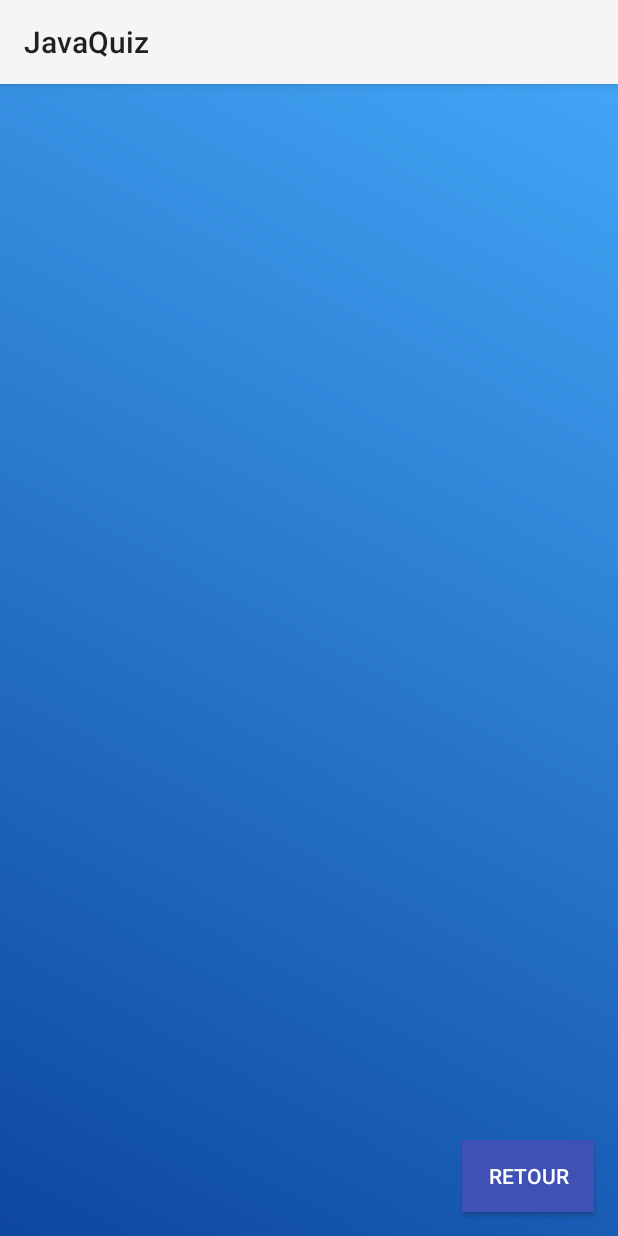
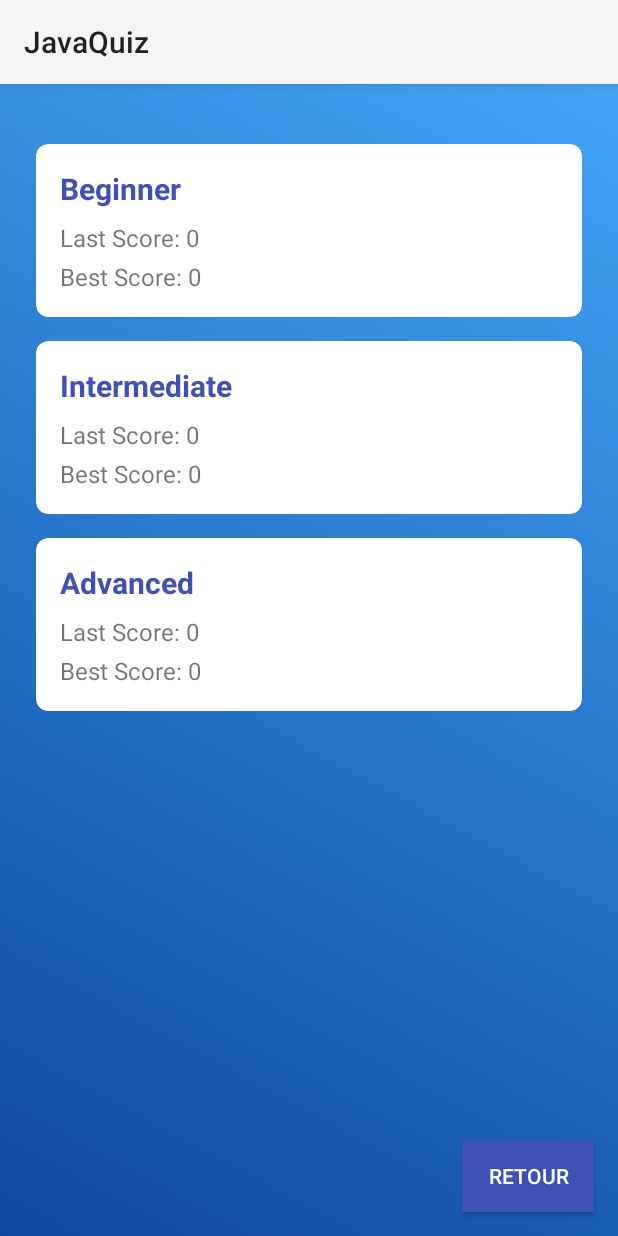
Before and after one commit to sofexbk/PROJET_Jaquiz_G2, an Android app: the ProgressionActivity screen opened directly, with no data from a screen before it, on a phone screen of 412 x 824 dp. Run offline under Robolectric (Android 15) with nearby library versions, the phone set to English and light mode, and no system bars.

Commit message:
added  progression for each level

```diff
--- a/app/src/main/java/com/example/javaquiz/ProgressionActivity.java
+++ b/app/src/main/java/com/example/javaquiz/ProgressionActivity.java
@@ -4,7 +4,9 @@ import android.annotation.SuppressLint;
 import android.content.Intent;
 import android.database.Cursor;
 import android.os.Bundle;
+import android.view.View;
 import android.widget.Button;
+import android.widget.LinearLayout;
 import android.widget.TextView;
 import androidx.appcompat.app.AppCompatActivity;
 import androidx.recyclerview.widget.LinearLayoutManager;
@@ -18,9 +20,8 @@ import java.util.ArrayList;
 import java.util.List;
 
 public class ProgressionActivity extends AppCompatActivity {
-
-    private TextView scoreText, bestScoreText, categoryProgressText;
     private QuizDatabaseHelper dbHelper;
+    private LinearLayout categoriesContainer;
 
     @Override
     protected void onCreate(Bundle savedInstanceState) {
@@ -28,70 +29,55 @@ public class ProgressionActivity extends AppCompatActivity {
         setContentView(R.layout.activity_progression);
 
         dbHelper = new QuizDatabaseHelper(this);
+        categoriesContainer = findViewById(R.id.categoriesContainer);
 
-        // Charger les résultats du quiz
         loadUserStats();
 
-        // Configuration du bouton "Retour"
         Button btnBack = findViewById(R.id.btnBack);
         btnBack.setOnClickListener(v -> {
-            // Naviguer vers HomeActivity
             Intent intent = new Intent(ProgressionActivity.this, HomeActivity.class);
             startActivity(intent);
             finish();
         });
     }
+
+    @SuppressLint("Range")
     private void loadUserStats() {
-        Cursor cursor = dbHelper.getCategoryStats(); // Assurez-vous que cette méthode renvoie les résultats corrects
-        List<CategoryStats> categoryStatsList = new ArrayList<>();
+        Cursor cursor = dbHelper.getCategoryStatsForPracticeMode();
 
         if (cursor != null && cursor.moveToFirst()) {
-            do {
-                @SuppressLint("Range") String category = cursor.getString(cursor.getColumnIndex("category"));
-                @SuppressLint("Range") int bestScore = cursor.getInt(cursor.getColumnIndex("best_score"));
-                @SuppressLint("Range") int lastScore = cursor.getInt(cursor.getColumnIndex("last_score"));
+            // Beginner Section
+            addCategorySection("Beginner",
+                    cursor.getInt(cursor.getColumnIndex("beginner_last_score")),
+                    cursor.getInt(cursor.getColumnIndex("beginner_best_score")));
 
-                // Ajout des statistiques à la liste
-                categoryStatsList.add(new CategoryStats(category, lastScore, bestScore));
-            } while (cursor.moveToNext());
+            // Intermediate Section
+            addCategorySection("Intermediate",
+                    cursor.getInt(cursor.getColumnIndex("intermediate_last_score")),
+                    cursor.getInt(cursor.getColumnIndex("intermediate_best_score")));
+
+            // Advanced Section
+            addCategorySection("Advanced",
+                    cursor.getInt(cursor.getColumnIndex("advanced_last_score")),
+                    cursor.getInt(cursor.getColumnIndex("advanced_best_score")));
         }
 
-        // Configure le RecyclerView
-        RecyclerView recyclerView = findViewById(R.id.statisticsRecyclerView);
-        recyclerView.setLayoutManager(new LinearLayoutManager(this));
-        recyclerView.setAdapter(new CategoryStatsAdapter(categoryStatsList));
+        if (cursor != null) {
+            cursor.close();
+        }
     }
 
-//    private void loadUserStats() {
-//        Cursor cursor = dbHelper.getQuizResults();
-//        if (cursor != null && cursor.moveToFirst()) {
-//            int totalScore = 0;
-//            int bestScore = 0;
-//            int categoryCount = 0; // Compter le nombre de catégories
-//            int completedCategories = 0; // Nombre de catégories complétées
-//
-//            // Calculer le score total, le meilleur score et la progression par catégorie
-//            do {
-//                @SuppressLint("Range") int score = cursor.getInt(cursor.getColumnIndex("score"));
-//                @SuppressLint("Range") String category = cursor.getString(cursor.getColumnIndex("category"));
-//                totalScore += score;
-//                if (score > bestScore) {
-//                    bestScore = score;
-//                }
-//
-//                // Calculer les catégories complétées
-//                if (score > 0) {
-//                    completedCategories++;
-//                }
-//                categoryCount++;
-//            } while (cursor.moveToNext());
-//
-//            // Afficher les informations dans les TextView
-//            scoreText.setText("Total Score: " + totalScore);
-//            bestScoreText.setText("Best Score: " + bestScore);
-//            int progress = (int) ((completedCategories / (float) categoryCount) * 100);
-//            categoryProgressText.setText("Category Progress: " + progress + "%");
-//        }
-//    }
+    private void addCategorySection(String category, int lastScore, int bestScore) {
+        View sectionView = getLayoutInflater().inflate(R.layout.item_category_stats, categoriesContainer, false);
 
+        TextView categoryTitle = sectionView.findViewById(R.id.categoryTitle);
+        TextView lastScoreText = sectionView.findViewById(R.id.lastScoreText);
+        TextView bestScoreText = sectionView.findViewById(R.id.bestScoreText);
+
+        categoryTitle.setText(category);
+        lastScoreText.setText(String.format("Last Score: %d", lastScore));
+        bestScoreText.setText(String.format("Best Score: %d", bestScore));
+
+        categoriesContainer.addView(sectionView);
+    }
 }
--- a/app/src/main/java/com/example/javaquiz/Utils/CategoryStatsAdapter.java
+++ b/app/src/main/java/com/example/javaquiz/Utils/CategoryStatsAdapter.java
@@ -7,7 +7,6 @@ import android.view.ViewGroup;
 import android.widget.TextView;
 import androidx.annotation.NonNull;
 import androidx.recyclerview.widget.RecyclerView;
-
 import com.example.javaquiz.Models.CategoryStats;
 import com.example.javaquiz.R;
 
@@ -39,7 +38,6 @@ public class CategoryStatsAdapter extends RecyclerView.Adapter<CategoryStatsAdap
         holder.bestScoreText.setText("Best Score: " + stats.getBestScore());
     }
 
-
     @Override
     public int getItemCount() {
         return categoryStatsList.size();
@@ -50,7 +48,7 @@ public class CategoryStatsAdapter extends RecyclerView.Adapter<CategoryStatsAdap
 
         public ViewHolder(@NonNull View itemView) {
             super(itemView);
-            categoryNameText = itemView.findViewById(R.id.categoryNameText);
+            categoryNameText = itemView.findViewById(R.id.categoryTitle);
             lastScoreText = itemView.findViewById(R.id.lastScoreText);
             bestScoreText = itemView.findViewById(R.id.bestScoreText);
         }
--- a/app/src/main/java/com/example/javaquiz/Utils/QuizDatabaseHelper.java
+++ b/app/src/main/java/com/example/javaquiz/Utils/QuizDatabaseHelper.java
@@ -26,19 +26,26 @@ public class QuizDatabaseHelper extends SQLiteOpenHelper {
                 "category TEXT)";
         db.execSQL(createTableQuery);
     }
-    public Cursor getCategoryStats() {
+    public Cursor getCategoryStatsForPracticeMode() {
         SQLiteDatabase db = this.getReadableDatabase();
         String query = "SELECT category, " +
-                "MAX(score) AS best_score, " +
+                "MAX(CASE WHEN category = 'beginner' THEN score END) as beginner_best_score, " +
                 "(SELECT score FROM QuizResults r2 " +
-                " WHERE r2.category = r1.category " +
-                " ORDER BY date DESC LIMIT 1) AS last_score " +
+                " WHERE r2.category = 'beginner' AND r2.quiz_mode = 'Practice' " +
+                " ORDER BY date DESC LIMIT 1) as beginner_last_score, " +
+                "MAX(CASE WHEN category = 'intermediate' THEN score END) as intermediate_best_score, " +
+                "(SELECT score FROM QuizResults r2 " +
+                " WHERE r2.category = 'intermediate' AND r2.quiz_mode = 'Practice' " +
+                " ORDER BY date DESC LIMIT 1) as intermediate_last_score, " +
+                "MAX(CASE WHEN category = 'advanced' THEN score END) as advanced_best_score, " +
+                "(SELECT score FROM QuizResults r2 " +
+                " WHERE r2.category = 'advanced' AND r2.quiz_mode = 'Practice' " +
+                " ORDER BY date DESC LIMIT 1) as advanced_last_score " +
                 "FROM QuizResults r1 " +
-                "GROUP BY category";
+                "WHERE r1.quiz_mode = 'Practice'";
         return db.rawQuery(query, null);
     }
-
-    public void saveQuizResult(String quizMode, int score, long timeTaken, String category) {
+    public long saveQuizResult(String quizMode, int score, long timeTaken, String category) {
         SQLiteDatabase db = this.getWritableDatabase();
         ContentValues values = new ContentValues();
         values.put("quiz_mode", quizMode);
@@ -46,13 +53,11 @@ public class QuizDatabaseHelper extends SQLiteOpenHelper {
         values.put("time_taken", timeTaken);
         values.put("date", new SimpleDateFormat("yyyy-MM-dd HH:mm:ss").format(new Date()));
         values.put("category", category);
-        db.insert("QuizResults", null, values);
-    }
 
-    // Méthode pour récupérer tous les résultats
-    public Cursor getQuizResults() {
-        SQLiteDatabase db = this.getReadableDatabase();
-        return db.query("QuizResults", null, null, null, null, null, "date DESC");
+        // db.insert retourne l'ID de la nouvelle ligne ou -1 si l'insertion a échoué
+        long newRowId = db.insert("QuizResults", null, values);
+        db.close();
+        return newRowId;
     }
 
     @Override
--- a/app/src/main/res/layout/activity_progression.xml
+++ b/app/src/main/res/layout/activity_progression.xml
@@ -7,21 +7,22 @@
     android:background="@drawable/home_background"
     tools:context=".ProgressionActivity">
 
-    <!-- RecyclerView pour afficher des détails ou des scores -->
-
-    <!-- Bouton de retour -->
-
-    <androidx.recyclerview.widget.RecyclerView
-        android:id="@+id/statisticsRecyclerView"
+    <ScrollView
         android:layout_width="match_parent"
         android:layout_height="0dp"
-        android:layout_marginTop="32dp"
-        app:layout_constraintBottom_toTopOf="@id/btnBack"
-        app:layout_constraintEnd_toEndOf="parent"
-        app:layout_constraintHorizontal_bias="0.0"
-        app:layout_constraintStart_toStartOf="parent"
+        android:layout_marginTop="16dp"
+        android:layout_marginBottom="16dp"
         app:layout_constraintTop_toTopOf="parent"
-        app:layout_constraintVertical_bias="0.0" />
+        app:layout_constraintBottom_toTopOf="@id/btnBack">
+
+        <LinearLayout
+            android:id="@+id/categoriesContainer"
+            android:layout_width="match_parent"
+            android:layout_height="wrap_content"
+            android:orientation="vertical"
+            android:padding="16dp"/>
+
+    </ScrollView>
 
     <Button
         android:id="@+id/btnBack"
@@ -34,4 +35,5 @@
         app:layout_constraintBottom_toBottomOf="parent"
         app:layout_constraintEnd_toEndOf="parent"
         android:layout_marginEnd="16dp" />
+
 </androidx.constraintlayout.widget.ConstraintLayout>
--- a/app/src/main/res/layout/item_category_stats.xml
+++ b/app/src/main/res/layout/item_category_stats.xml
@@ -1,41 +1,39 @@
-<androidx.constraintlayout.widget.ConstraintLayout xmlns:android="http://schemas.android.com/apk/res/android"
+<?xml version="1.0" encoding="utf-8"?>
+<androidx.cardview.widget.CardView xmlns:android="http://schemas.android.com/apk/res/android"
     xmlns:app="http://schemas.android.com/apk/res-auto"
     android:layout_width="match_parent"
     android:layout_height="wrap_content"
-    android:padding="8dp">
+    android:layout_margin="8dp"
+    app:cardCornerRadius="8dp"
+    app:cardElevation="4dp">
+
+    <LinearLayout
+        android:layout_width="match_parent"
+        android:layout_height="wrap_content"
+        android:orientation="vertical"
+        android:padding="16dp">
 
         <TextView
-        android:id="@+id/categoryNameText"
-        android:layout_width="0dp"
+            android:id="@+id/categoryTitle"
+            android:layout_width="match_parent"
             android:layout_height="wrap_content"
-        android:text="Category Name"
-        android:textColor="@color/primary_text"
-        android:textSize="18sp"
-        app:layout_constraintEnd_toEndOf="parent"
-        app:layout_constraintHorizontal_bias="0.0"
-        app:layout_constraintStart_toStartOf="parent"
-        app:layout_constraintTop_toTopOf="parent" />
+            android:textSize="20sp"
+            android:textStyle="bold"
+            android:textColor="@color/primary_color"/>
 
         <TextView
             android:id="@+id/lastScoreText"
-        android:layout_width="0dp"
+            android:layout_width="match_parent"
             android:layout_height="wrap_content"
-        android:text="Last Score: 0"
-        android:textColor="@color/primary_color"
-        android:textSize="16sp"
-        app:layout_constraintBottom_toBottomOf="parent"
-        app:layout_constraintEnd_toEndOf="parent"
-        app:layout_constraintStart_toStartOf="parent"
-        app:layout_constraintTop_toBottomOf="@id/categoryNameText" />
+            android:layout_marginTop="8dp"
+            android:textSize="16sp"/>
 
         <TextView
             android:id="@+id/bestScoreText"
-        android:layout_width="0dp"
+            android:layout_width="match_parent"
             android:layout_height="wrap_content"
-        android:text="Best Score: 0"
-        android:textSize="16sp"
-        android:textColor="@color/primary_color"
-        app:layout_constraintTop_toBottomOf="@id/lastScoreText"
-        app:layout_constraintStart_toStartOf="parent"
-        app:layout_constraintEnd_toEndOf="parent" />
-</androidx.constraintlayout.widget.ConstraintLayout>
+            android:layout_marginTop="4dp"
+            android:textSize="16sp"/>
+
+    </LinearLayout>
+</androidx.cardview.widget.CardView>
```
Also changed, not shown: app/src/main/java/com/example/javaquiz/PracticeModeActivity.java (+20 -6 lines). Lines whose indentation alone changed are shown as unchanged.
